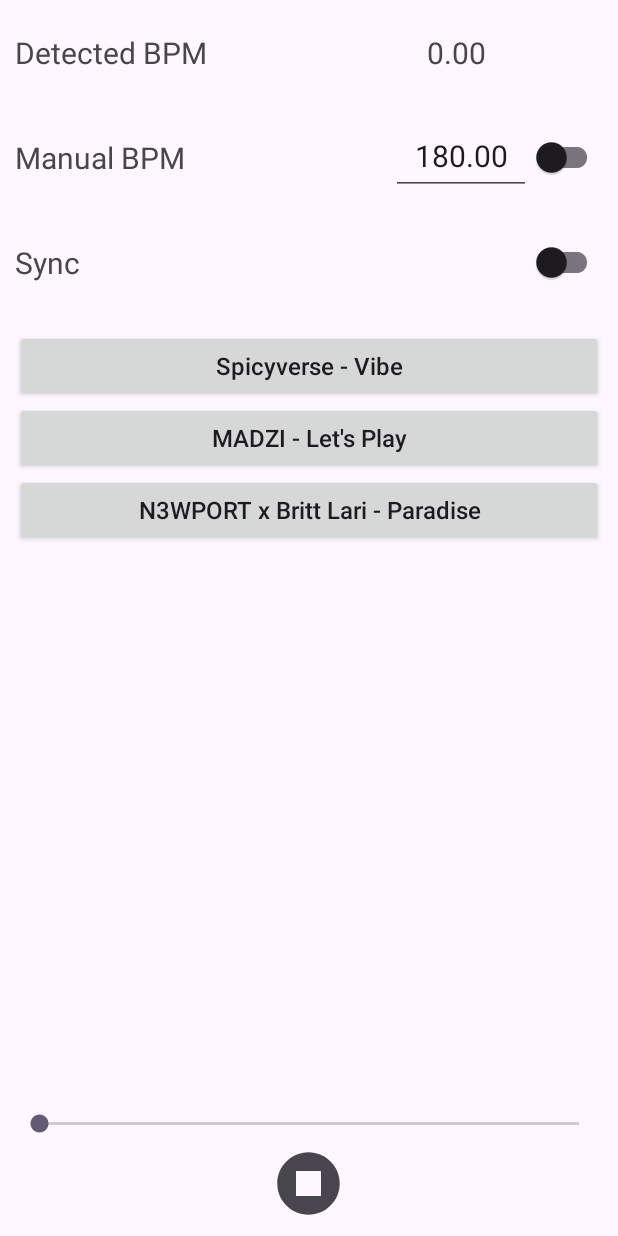
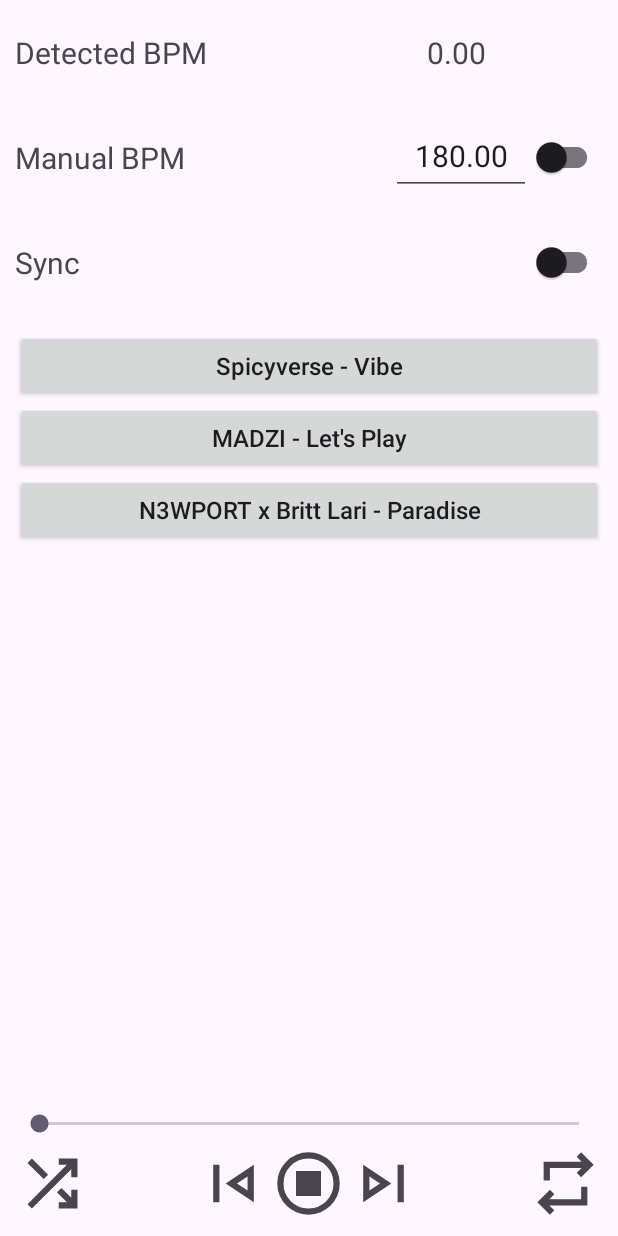
Before and after one commit to YuichiKondo/sync-player, an Android app: the screen it shows after launch (MainActivity), on a phone screen of 412 x 824 dp. Run offline under Robolectric (Android 15) with nearby library versions, the phone set to English and light mode, and no system bars.

Commit message:
Add buttons

```diff
--- /dev/null
+++ b/app/src/main/res/drawable/next.xml
@@ -0,0 +1,10 @@
+<vector xmlns:android="http://schemas.android.com/apk/res/android"
+    android:width="24dp"
+    android:height="24dp"
+    android:viewportWidth="960"
+    android:viewportHeight="960"
+    android:tint="?attr/colorControlNormal">
+  <path
+      android:fillColor="@android:color/white"
+      android:pathData="M660,720L660,240L740,240L740,720L660,720ZM220,720L220,240L580,480L220,720ZM300,480L300,480L300,480L300,480ZM300,570L436,480L300,390L300,570Z"/>
+</vector>
--- a/app/src/main/res/drawable/pause.xml
+++ b/app/src/main/res/drawable/pause.xml
@@ -1,10 +1,10 @@
 <vector xmlns:android="http://schemas.android.com/apk/res/android"
     android:width="24dp"
     android:height="24dp"
-    android:viewportWidth="24"
-    android:viewportHeight="24"
+    android:viewportWidth="960"
+    android:viewportHeight="960"
     android:tint="?attr/colorControlNormal">
   <path
       android:fillColor="@android:color/white"
-      android:pathData="M12,2C6.48,2 2,6.48 2,12c0,5.52 4.48,10 10,10s10,-4.48 10,-10C22,6.48 17.52,2 12,2zM16,16H8V8h8V16z"/>
+      android:pathData="M320,640L640,640L640,320L320,320L320,640ZM480,880Q397,880 324,848.5Q251,817 197,763Q143,709 111.5,636Q80,563 80,480Q80,397 111.5,324Q143,251 197,197Q251,143 324,111.5Q397,80 480,80Q563,80 636,111.5Q709,143 763,197Q817,251 848.5,324Q880,397 880,480Q880,563 848.5,636Q817,709 763,763Q709,817 636,848.5Q563,880 480,880ZM480,800Q614,800 707,707Q800,614 800,480Q800,346 707,253Q614,160 480,160Q346,160 253,253Q160,346 160,480Q160,614 253,707Q346,800 480,800ZM480,480Q480,480 480,480Q480,480 480,480Q480,480 480,480Q480,480 480,480Q480,480 480,480Q480,480 480,480Q480,480 480,480Q480,480 480,480Z"/>
 </vector>
--- /dev/null
+++ b/app/src/main/res/drawable/previous.xml
@@ -0,0 +1,10 @@
+<vector xmlns:android="http://schemas.android.com/apk/res/android"
+    android:width="24dp"
+    android:height="24dp"
+    android:viewportWidth="960"
+    android:viewportHeight="960"
+    android:tint="?attr/colorControlNormal">
+  <path
+      android:fillColor="@android:color/white"
+      android:pathData="M220,720L220,240L300,240L300,720L220,720ZM740,720L380,480L740,240L740,720ZM660,480L660,480L660,480L660,480ZM660,570L660,390L524,480L660,570Z"/>
+</vector>
--- /dev/null
+++ b/app/src/main/res/drawable/repeat_off.xml
@@ -0,0 +1,10 @@
+<vector xmlns:android="http://schemas.android.com/apk/res/android"
+    android:width="24dp"
+    android:height="24dp"
+    android:viewportWidth="960"
+    android:viewportHeight="960"
+    android:tint="?attr/colorControlNormal">
+  <path
+      android:fillColor="@android:color/white"
+      android:pathData="M280,880L120,720L280,560L336,618L274,680L680,680L680,520L760,520L760,760L274,760L336,822L280,880ZM200,440L200,200L686,200L624,138L680,80L840,240L680,400L624,342L686,280L280,280L280,440L200,440Z"/>
+</vector>
--- /dev/null
+++ b/app/src/main/res/drawable/repeat_on.xml
@@ -0,0 +1,10 @@
+<vector xmlns:android="http://schemas.android.com/apk/res/android"
+    android:width="24dp"
+    android:height="24dp"
+    android:viewportWidth="960"
+    android:viewportHeight="960"
+    android:tint="?attr/colorControlNormal">
+  <path
+      android:fillColor="@android:color/white"
+      android:pathData="M120,920Q87,920 63.5,896.5Q40,873 40,840L40,120Q40,87 63.5,63.5Q87,40 120,40L840,40Q873,40 896.5,63.5Q920,87 920,120L920,840Q920,873 896.5,896.5Q873,920 840,920L120,920ZM280,880L336,822L274,760L760,760L760,520L680,520L680,680L274,680L336,618L280,560L120,720L280,880ZM200,440L280,440L280,280L686,280L624,342L680,400L840,240L680,80L624,138L686,200L200,200L200,440Z"/>
+</vector>
--- a/app/src/main/res/drawable/resume.xml
+++ b/app/src/main/res/drawable/resume.xml
@@ -1,10 +1,10 @@
 <vector xmlns:android="http://schemas.android.com/apk/res/android"
     android:width="24dp"
     android:height="24dp"
-    android:viewportWidth="24"
-    android:viewportHeight="24"
+    android:viewportWidth="960"
+    android:viewportHeight="960"
     android:tint="?attr/colorControlNormal">
   <path
       android:fillColor="@android:color/white"
-      android:pathData="M12,2C6.48,2 2,6.48 2,12s4.48,10 10,10s10,-4.48 10,-10S17.52,2 12,2zM9.5,16.5v-9l7,4.5L9.5,16.5z"/>
+      android:pathData="M380,660L660,480L380,300L380,660ZM480,880Q397,880 324,848.5Q251,817 197,763Q143,709 111.5,636Q80,563 80,480Q80,397 111.5,324Q143,251 197,197Q251,143 324,111.5Q397,80 480,80Q563,80 636,111.5Q709,143 763,197Q817,251 848.5,324Q880,397 880,480Q880,563 848.5,636Q817,709 763,763Q709,817 636,848.5Q563,880 480,880ZM480,800Q614,800 707,707Q800,614 800,480Q800,346 707,253Q614,160 480,160Q346,160 253,253Q160,346 160,480Q160,614 253,707Q346,800 480,800ZM480,480Q480,480 480,480Q480,480 480,480Q480,480 480,480Q480,480 480,480Q480,480 480,480Q480,480 480,480Q480,480 480,480Q480,480 480,480Z"/>
 </vector>
--- /dev/null
+++ b/app/src/main/res/drawable/shuffle_off.xml
@@ -0,0 +1,10 @@
+<vector xmlns:android="http://schemas.android.com/apk/res/android"
+    android:width="24dp"
+    android:height="24dp"
+    android:viewportWidth="960"
+    android:viewportHeight="960"
+    android:tint="?attr/colorControlNormal">
+  <path
+      android:fillColor="@android:color/white"
+      android:pathData="M560,800L560,720L664,720L537,593L594,536L720,662L720,560L800,560L800,800L560,800ZM216,800L160,744L664,240L560,240L560,160L800,160L800,400L720,400L720,296L216,800ZM367,423L160,216L216,160L423,367L367,423Z"/>
+</vector>
--- /dev/null
+++ b/app/src/main/res/drawable/shuffle_on.xml
@@ -0,0 +1,10 @@
+<vector xmlns:android="http://schemas.android.com/apk/res/android"
+    android:width="24dp"
+    android:height="24dp"
+    android:viewportWidth="960"
+    android:viewportHeight="960"
+    android:tint="?attr/colorControlNormal">
+  <path
+      android:fillColor="@android:color/white"
+      android:pathData="M120,920Q87,920 63.5,896.5Q40,873 40,840L40,120Q40,87 63.5,63.5Q87,40 120,40L840,40Q873,40 896.5,63.5Q920,87 920,120L920,840Q920,873 896.5,896.5Q873,920 840,920L120,920ZM560,800L800,800L800,560L720,560L720,662L594,536L537,593L664,720L560,720L560,800ZM216,800L720,296L720,400L800,400L800,160L560,160L560,240L664,240L160,744L216,800ZM367,423L423,367L216,160L160,216L367,423Z"/>
+</vector>
--- a/app/src/main/res/layout/activity_main.xml
+++ b/app/src/main/res/layout/activity_main.xml
@@ -126,8 +126,8 @@
                     android:id="@+id/text_view_song_info"
                     android:layout_width="0dp"
                     android:layout_height="wrap_content"
+                    android:layout_gravity="center"
                     android:layout_weight="1"
-                    android:layout_gravity="center"
                     android:gravity="center"
                     android:textSize="16sp" />
 
@@ -135,8 +135,8 @@
                     android:id="@+id/text_view_original_bpm"
                     android:layout_width="0dp"
                     android:layout_height="wrap_content"
+                    android:layout_gravity="center"
                     android:layout_weight="1"
-                    android:layout_gravity="center"
                     android:gravity="center"
                     android:textSize="16sp" />
             </LinearLayout>
@@ -154,15 +154,67 @@
                 android:layout_height="30dp"
                 android:max="0" />
 
+            <LinearLayout
+                android:layout_width="match_parent"
+                android:layout_height="wrap_content"
+                android:orientation="horizontal">
+
+                <ImageButton
+                    android:id="@+id/button_shuffle"
+                    android:layout_width="50dp"
+                    android:layout_height="50dp"
+                    android:background="@null"
+                    android:contentDescription="@string/shuffle"
+                    android:scaleType="fitCenter"
+                    app:srcCompat="@drawable/shuffle_off" />
+
+                <Space
+                    android:layout_width="0dp"
+                    android:layout_height="wrap_content"
+                    android:layout_weight="1" />
+
+                <ImageButton
+                    android:id="@+id/button_previous"
+                    android:layout_width="50dp"
+                    android:layout_height="50dp"
+                    android:background="@null"
+                    android:contentDescription="@string/previous"
+                    android:scaleType="fitCenter"
+                    app:srcCompat="@drawable/previous" />
+
                 <ImageButton
                     android:id="@+id/button_pause_or_resume"
                     android:layout_width="50dp"
                     android:layout_height="50dp"
-                android:layout_gravity="center"
                     android:background="@null"
                     android:contentDescription="@string/pause_or_resume"
                     android:scaleType="fitCenter"
                     app:srcCompat="@drawable/pause" />
+
+                <ImageButton
+                    android:id="@+id/button_next"
+                    android:layout_width="50dp"
+                    android:layout_height="50dp"
+                    android:background="@null"
+                    android:contentDescription="@string/next"
+                    android:scaleType="fitCenter"
+                    app:srcCompat="@drawable/next" />
+
+                <Space
+                    android:layout_width="0dp"
+                    android:layout_height="wrap_content"
+                    android:layout_weight="1" />
+
+                <ImageButton
+                    android:id="@+id/button_repeat"
+                    android:layout_width="50dp"
+                    android:layout_height="50dp"
+                    android:background="@null"
+                    android:contentDescription="@string/repeat"
+                    android:scaleType="fitCenter"
+                    app:srcCompat="@drawable/repeat_off" />
+            </LinearLayout>
+
         </LinearLayout>
 
 
--- a/app/src/main/res/values/strings.xml
+++ b/app/src/main/res/values/strings.xml
@@ -10,4 +10,8 @@
     <string name="to_settings">設定へ</string>
     <string name="pause_or_resume">Pause or Resume</string>
     <string name="play_list">Play List</string>
+    <string name="previous">Previous</string>
+    <string name="next">Next</string>
+    <string name="shuffle">Shuffle</string>
+    <string name="repeat">Repeat</string>
 </resources>
```
Lines whose indentation alone changed are shown as unchanged.
